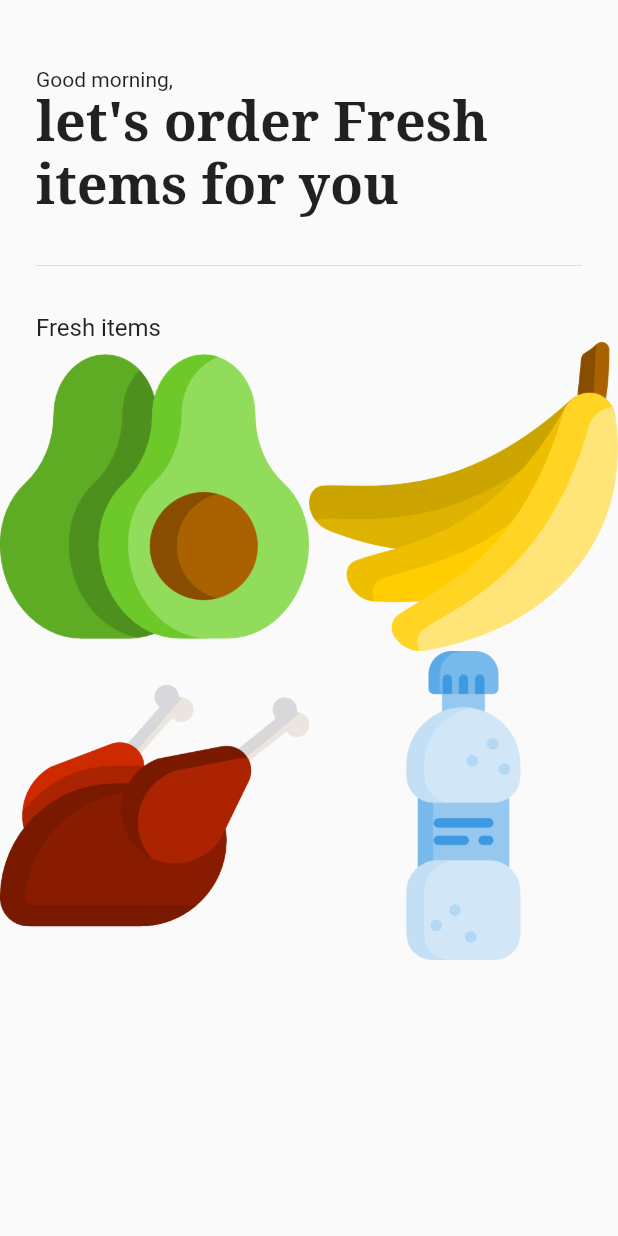
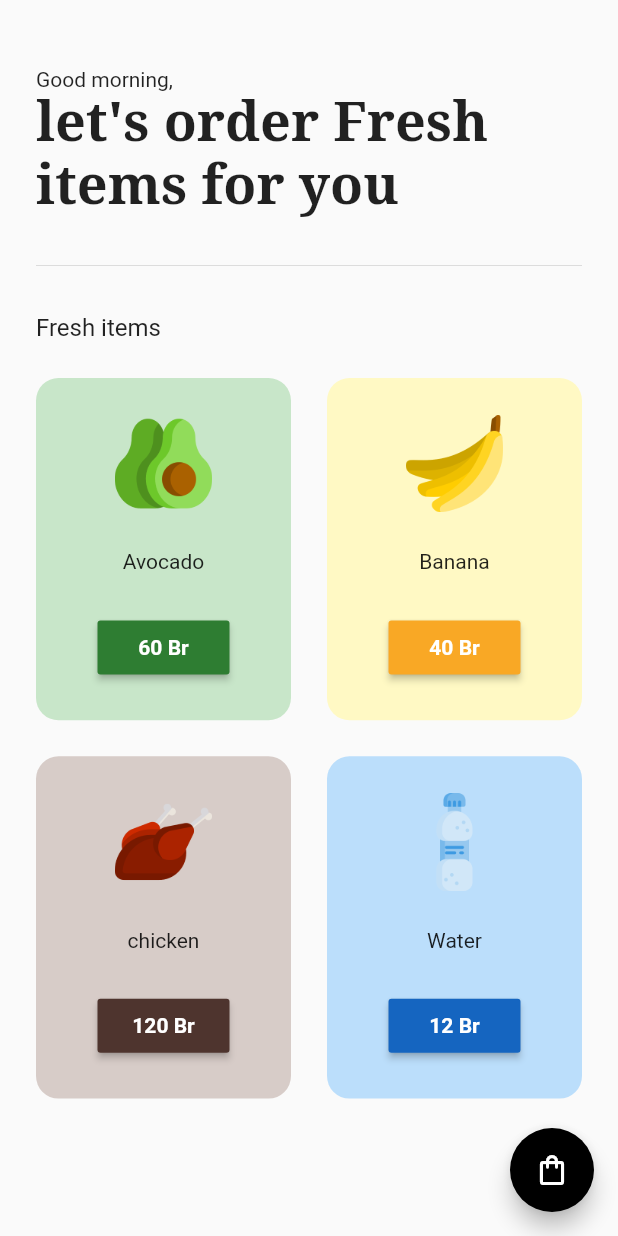
Before and after one commit to Yihun-Alemayehu/Shop-App, a Flutter app: the HomePage screen opened directly, on a phone screen of 412 x 824 dp. Run offline on Flutter 3.47's test engine with Material 2 defaults, Android fonts, the phone set to English and light mode, and no system bars; our stand-ins replace google_fonts.

Commit message:
Sixth commit

```diff
--- a/lib/Components/grocery_item_tile.dart
+++ b/lib/Components/grocery_item_tile.dart
@@ -16,15 +16,41 @@ class GroceryItemTile extends StatelessWidget {
 
   @override
   Widget build(BuildContext context) {
-    return Container(
-      child: Column(children: [
-        //  Item image
-        Image.asset(imagePath),
+    return Padding(
+      padding: const EdgeInsets.all(12.0),
+      child: Container(
+        padding: const EdgeInsets.all(12),
+        decoration: BoxDecoration(
+          color: color[100],
+          borderRadius: BorderRadius.circular(15),
+        ),
+        child: Column(
+          mainAxisAlignment: MainAxisAlignment.spaceAround,
+          children: [
+            //  Item image
+            Image.asset(
+              imagePath,
+              height: 65,
+            ),
 
-        // Item name
+            // Item name
+            Text(itemName),
 
-        // Item price
-      ]),
+            // Item price
+            MaterialButton(
+              onPressed: () {},
+              color: color[800],
+              child: Text(
+                '$itemPrice Br',
+                style: const TextStyle(
+                  color: Colors.white,
+                  fontWeight: FontWeight.bold,
+                ),
+              ),
+            )
+          ],
+        ),
+      ),
     );
   }
 }
--- a/lib/Models/cart_model.dart
+++ b/lib/Models/cart_model.dart
@@ -7,7 +7,7 @@ class CartModel extends ChangeNotifier {
     ["Avocado", "60", "assets/avocado.png", Colors.green],
     ["Banana", "40", "assets/banana.png", Colors.yellow],
     ["chicken", "120", "assets/chicken.png", Colors.brown],
-    ["Water", "12", "assets/water.png", Colors.white],
+    ["Water", "12", "assets/water.png", Colors.blue],
   ];
 
   get shopItems => _shopItems;
--- a/lib/pages/home_page.dart
+++ b/lib/pages/home_page.dart
@@ -15,6 +15,11 @@ class _HomePageState extends State<HomePage> {
   @override
   Widget build(BuildContext context) {
     return Scaffold(
+      floatingActionButton: FloatingActionButton(
+        onPressed: () {},
+        backgroundColor: Colors.black,
+        child: const Icon(Icons.shopping_bag_outlined),
+      ),
       body: SafeArea(
         child: Column(
           crossAxisAlignment: CrossAxisAlignment.start,
@@ -70,8 +75,11 @@ class _HomePageState extends State<HomePage> {
               builder: (context, value, child) {
                 return GridView.builder(
                   itemCount: value.shopItems.length,
+                  padding: const EdgeInsets.all(12),
                   gridDelegate: const SliverGridDelegateWithFixedCrossAxisCount(
-                      crossAxisCount: 2),
+                    crossAxisCount: 2,
+                    childAspectRatio: 1 / 1.3,
+                  ),
                   itemBuilder: (context, index) {
                     return GroceryItemTile(
                       itemName: value.shopItems[index][0],
```
